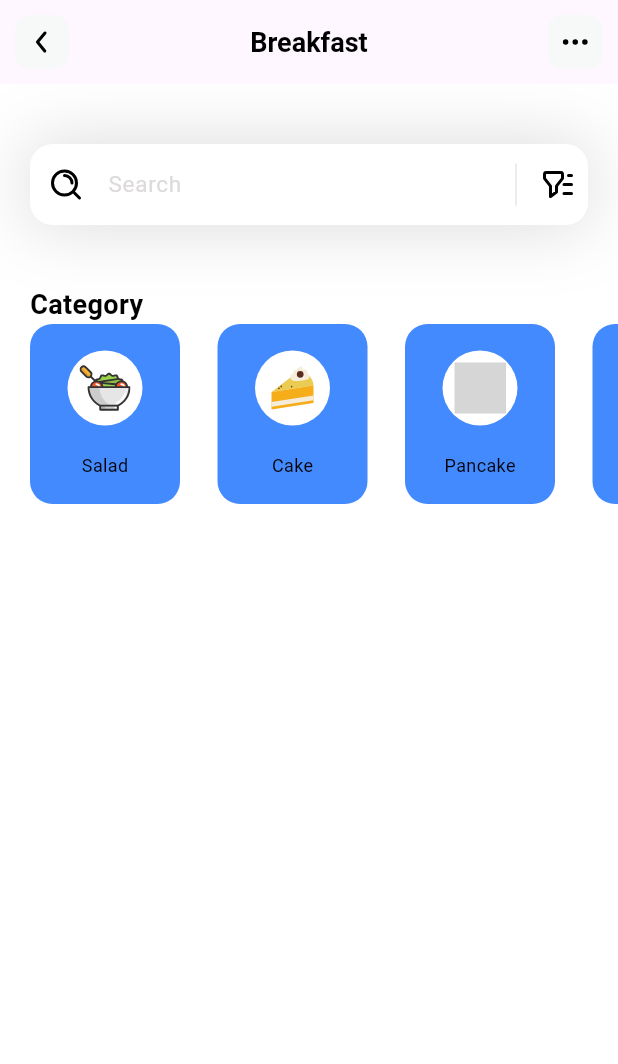
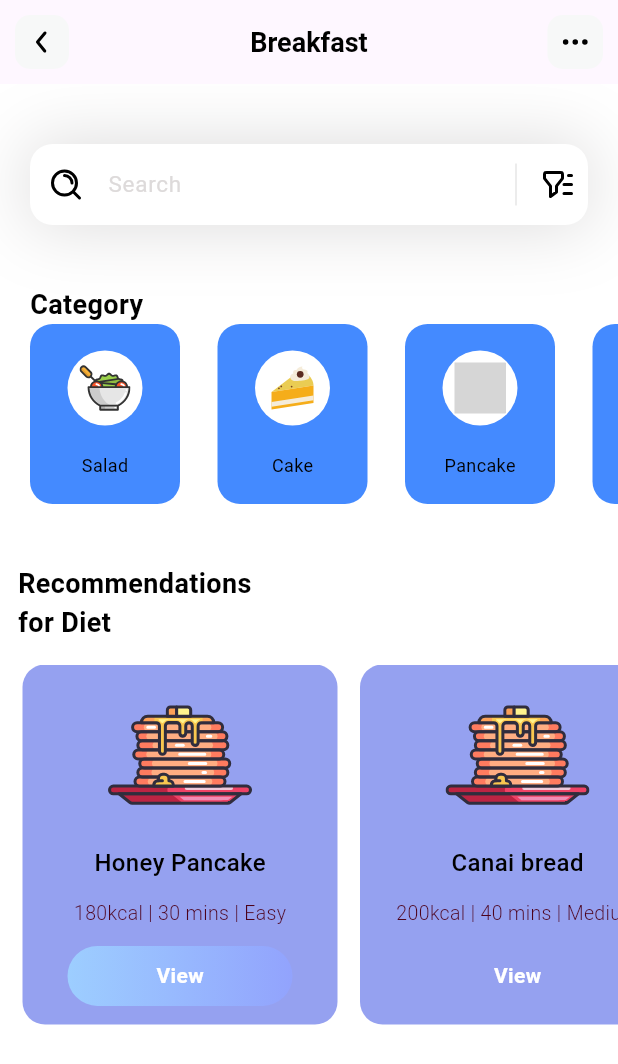
Before and after one commit to A-K-0802/Flutter_App1, a Flutter app: the screen it shows after launch, on a phone screen of 412 x 824 dp. Shown: the top 1064 px of the screen. Run offline on Flutter 3.47's test engine with Material 3 defaults, Android fonts, the light colour scheme and no system bars; our stand-ins replace flutter_svg; grey boxes are pictures that could not be loaded.

Commit message:
Diets Section

```diff
--- /dev/null
+++ b/lib/models/dietmodel.dart
@@ -0,0 +1,43 @@
+class Dietmodel {
+  String name;
+  String iconpath;
+  String calories;
+  String duration;
+  String level;
+  bool viewisselected;
+
+  Dietmodel({
+    required this.name,
+    required this.iconpath,
+    required this.calories,
+    required this.level,
+    required this.duration,
+    required this.viewisselected,
+  });
+
+  static List<Dietmodel> getdiets() {
+    List<Dietmodel> diets = [];
+
+    diets.add(
+      Dietmodel(
+        name: 'Honey Pancake',
+        iconpath: 'assets/icons/pancakehoney.svg',
+        calories: '180kcal',
+        level: 'Easy',
+        duration: '30 mins',
+        viewisselected: true,
+      ),
+    );
+    diets.add(
+      Dietmodel(
+        name: 'Canai bread',
+        iconpath: 'assets/icons/pancakehoney.svg',
+        calories: '200kcal',
+        level: 'Medium',
+        duration: '40 mins',
+        viewisselected: false,
+      ),
+    );
+    return diets;
+  }
+}
--- a/lib/pages/home.dart
+++ b/lib/pages/home.dart
@@ -1,4 +1,7 @@
+// ignore_for_file: prefer_interpolation_to_compose_strings
+
 import 'package:app_design_1/models/category_model.dart';
+import 'package:app_design_1/models/dietmodel.dart';
 import 'package:flutter/material.dart';
 import 'package:flutter_svg/flutter_svg.dart';
 
@@ -11,19 +14,31 @@ class Home extends StatefulWidget {
 
 class _HomeState extends State<Home> {
   List<CategoryModel> catergories = [];
+  List<Dietmodel> diets = [];
 
   void _getcategories() {
     catergories = CategoryModel.getCategories();
+  }
+
+  void _getdiets() {
+    diets = Dietmodel.getdiets();
+  }
+
+  void _getInitInfo() {
+    catergories = CategoryModel.getCategories();
+    diets = Dietmodel.getdiets();
   }
 
   @override
   void initState() {
     super.initState();
     _getcategories();
+    _getdiets();
   }
 
   @override
   Widget build(BuildContext context) {
+    _getInitInfo();
     _getcategories();
     return Scaffold(
       appBar: AppBar(
@@ -78,9 +93,114 @@ class _HomeState extends State<Home> {
           SizedBox(
             height: 40,
           ),
-          categories()
+          categories(),
+          SizedBox(
+            height: 40,
+          ),
+          dietsection()
         ],
       ),
+    );
+  }
+
+  Column dietsection() {
+    return Column(
+      crossAxisAlignment: CrossAxisAlignment.start,
+      children: [
+        Padding(
+          padding: const EdgeInsets.only(left: 12.0),
+          child: Text(
+            'Recommendations\nfor Diet',
+            style: TextStyle(
+              color: Colors.black,
+              fontSize: 18,
+              fontWeight: FontWeight.w600,
+            ),
+          ),
+        ),
+        SizedBox(
+          height: 15,
+        ),
+        Container(
+          color: Colors.white,
+          height: 240,
+          child: ListView.separated(
+            itemBuilder: (context, index) {
+              return Container(
+                width: 210,
+                decoration: BoxDecoration(
+                  color: Color.fromARGB(255, 149, 161, 240),
+                  borderRadius: BorderRadius.circular(15),
+                ),
+                child: Column(
+                  mainAxisAlignment: MainAxisAlignment.spaceEvenly,
+                  children: [
+                    SvgPicture.asset(diets[index].iconpath),
+                    Text(
+                      diets[index].name,
+                      style: TextStyle(
+                        fontWeight: FontWeight.w500,
+                        color: Colors.black,
+                        fontSize: 16,
+                      ),
+                    ),
+                    Text(
+                      diets[index].calories +
+                          ' | ' +
+                          // ignore: duplicate_ignore
+                          // ignore: prefer_interpolation_to_compose_strings
+                          diets[index].duration +
+                          ' | ' +
+                          diets[index].level,
+                      style: TextStyle(
+                        color: const Color.fromARGB(255, 76, 2, 27),
+                        fontSize: 13,
+                        fontWeight: FontWeight.w300,
+                      ),
+                    ),
+                    Container(
+                      height: 40,
+                      width: 150,
+                      decoration: BoxDecoration(
+                        gradient: LinearGradient(
+                          colors: [
+                            diets[index].viewisselected
+                                ? Color(0xff9DCEFF)
+                                : Colors.transparent,
+                            diets[index].viewisselected
+                                ? Color(0xff92A3FD)
+                                : Colors.transparent,
+                          ],
+                        ),
+                        borderRadius: BorderRadius.circular(25),
+                      ),
+                      child: Center(
+                        child: Text(
+                          'View',
+                          style: TextStyle(
+                            color: Colors.white,
+                            fontSize: 14,
+                            fontWeight: FontWeight.w600,
+                          ),
+                        ),
+                      ),
+                    )
+                  ],
+                ),
+              );
+            },
+            separatorBuilder: (context, index) => SizedBox(
+              width: 15,
+            ),
+            itemCount: diets.length,
+            scrollDirection: Axis.horizontal,
+            padding: EdgeInsets.only(
+              left: 15,
+              right: 15,
+            ),
+          ),
+        ),
+      ],
     );
   }
 
```
Also changed, not shown: assets/icons/pancakehoney.svg (added).
